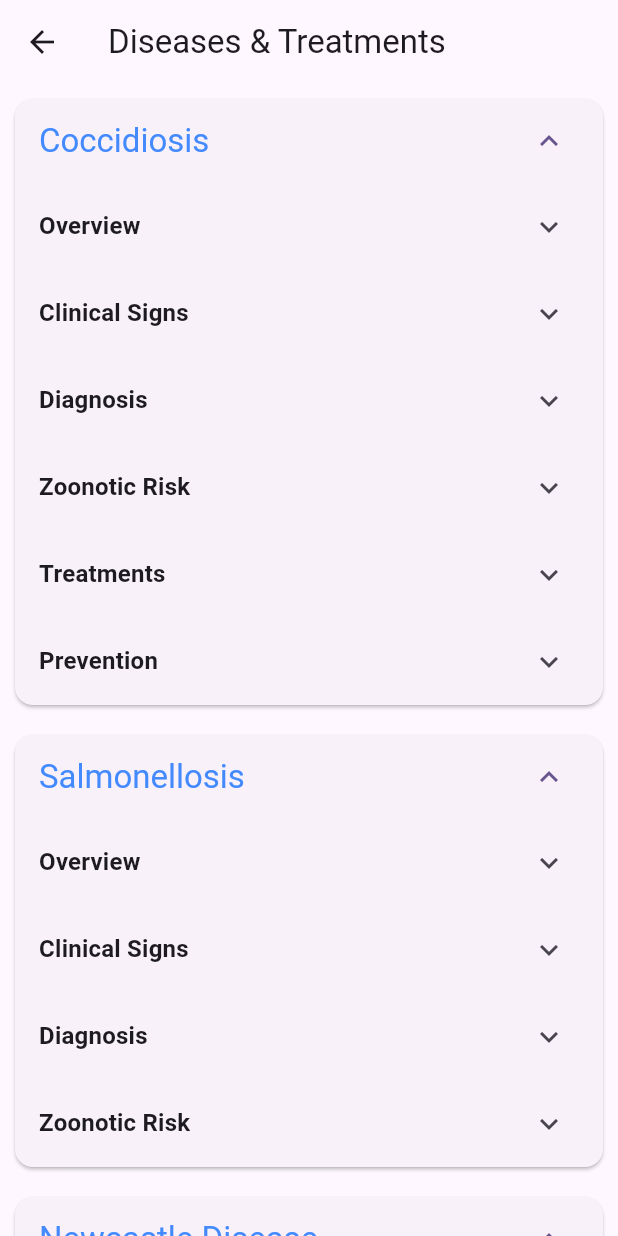
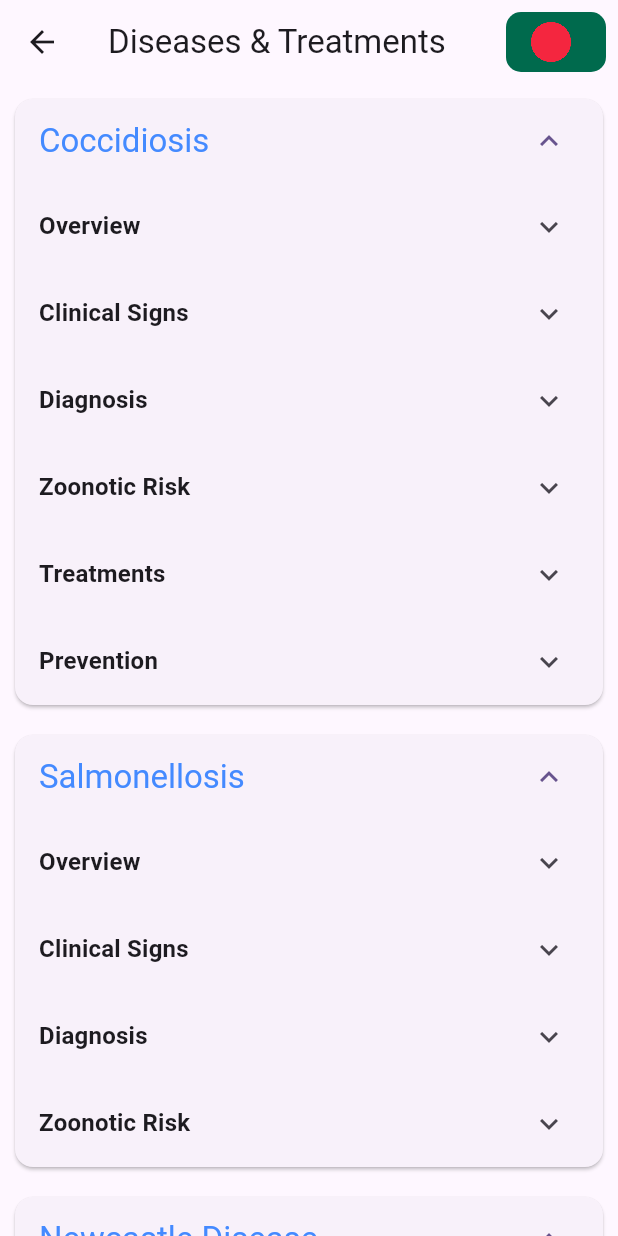
Before and after one commit to shahindiu16/poultrypal, a Flutter app: the DiseasesPage screen opened directly, on a phone screen of 412 x 824 dp. Run offline on Flutter 3.47's test engine with Material 3 defaults, Android fonts, the light colour scheme and no system bars; our stand-ins replace firebase_core, firebase_messaging, flutter_expandable_fab, flutter_local_notifications, google_mobile_ads, image_picker; accounts and stored records are empty; generated files the repository leaves out were written again.

Commit message:
minor refactor

```diff
--- a/lib/components/section.dart
+++ b/lib/components/section.dart
@@ -1,5 +1,5 @@
 import 'package:flutter/material.dart';
-import 'package:poultrypal/pages/info.dart';
+import 'package:poultrypal/pages/info/info.dart';
 
 class Section extends StatelessWidget {
   final String title;
--- a/lib/l10n/app_bn.arb
+++ b/lib/l10n/app_bn.arb
@@ -3,6 +3,8 @@
   "homeCardDiseases": "রোগসমূহ",
   "homeCardDiseasesTitle": "রোগসমূহ এবং চিকিৎসা",
   "homeCardMedicines": "ওষুধ",
+
+  "imagePreview":  "ছবির পূর্বরূপ",
   "infoPageSection1": "গোপনীয়তা নীতি",
   "infoPageSection1General": "সাধারণ",
   "infoPageSection1General1": "(১) এই ব্যবহার শর্তাবলী পোল্ট্রি পাল এবং পোল্ট্রি পাল দ্বারা সফ্টওয়্যার-এজ-এ-সার্ভিস (SaaS) সমাধান হিসাবে প্রদত্ত পশুস্বাস্থ্য বিশ্লেষণ সফ্টওয়্যারের ব্যবহারকারীদের মধ্যকার সমস্ত চুক্তিকে পরিচালনা করে। এতে সংশ্লিষ্ট ওয়েবসাইট, প্ল্যাটফর্ম, পরিষেবা, অ্যাপ্লিকেশন এবং ফাংশন অন্তর্ভুক্ত রয়েছে। এই শর্তাবলীতে, ‘ব্যবহারকারী’ বলতে বাংলাদেশের সিভিল আইনের অধীনে তথ্য ও যোগাযোগ প্রযুক্তি আইন, ২০০৬ এর দ্বারা সংজ্ঞায়িত উদ্যোক্তাদের বোঝায়। এই ব্যবহার শর্তাবলী পক্ষদের মধ্যকার চুক্তি গঠন করে বা যদি অতিরিক্ত চুক্তি থাকে তবে প্রতিটি ব্যবহারকারী চুক্তির অবিচ্ছেদ্য অংশ হয়ে ওঠে।",
--- a/lib/l10n/app_en.arb
+++ b/lib/l10n/app_en.arb
@@ -3,6 +3,10 @@
   "homeCardDiseases": "Diseases",
   "homeCardDiseasesTitle": "Diseases & Treatments",
   "homeCardMedicines": "Medicines",
+  "imagePreview":"Image Preview",
+
+
+
   "infoPageSection1": "Privacy Policy",
   "infoPageSection1General": "General",
   "infoPageSection1General1": "(1) These Terms of Use govern all agreements between Poultry Pal and users of the livestock health analysis software provided by Poultry Pal as a software-as-a-service (SaaS) solution. This includes associated websites, platforms, services, applications, and functions. In these terms, ‘users’ refer to entrepreneurs as defined by the ICT Act of 2006 under Bangladesh civil law. These Terms of Use constitute the contract between the parties or, if additional contracts exist, become an integral part of each user agreement.",
--- a/lib/main.dart
+++ b/lib/main.dart
@@ -2,14 +2,14 @@ import 'package:firebase_core/firebase_core.dart';
 import 'package:firebase_messaging/firebase_messaging.dart';
 import 'package:flutter/foundation.dart';
 import 'package:flutter/material.dart';
-// import 'package:google_mobile_ads/google_mobile_ads.dart';
+import 'package:google_mobile_ads/google_mobile_ads.dart';
 import 'package:poultrypal/firebase_options.dart';
 import 'package:poultrypal/splash.dart';
 import 'package:flutter_gen/gen_l10n/app_localizations.dart';
 
 void main() async {
   WidgetsFlutterBinding.ensureInitialized();
-  // MobileAds.instance.initialize();
+  MobileAds.instance.initialize();
   await Firebase.initializeApp(options: DefaultFirebaseOptions.currentPlatform);
   await FirebaseMessaging.instance.requestPermission();
   // Set the background messaging handler early on, as a named top-level function
--- /dev/null
+++ b/lib/pages/components/lang_change.dart
@@ -0,0 +1,40 @@
+import 'package:flutter/material.dart';
+import 'package:flutter_gen/gen_l10n/app_localizations.dart';
+import 'package:poultrypal/gen/assets.gen.dart';
+import 'package:poultrypal/main.dart';
+
+class LangChangeBtn extends StatefulWidget {
+  const LangChangeBtn({super.key});
+
+  @override
+  State<LangChangeBtn> createState() => _LangChangeBtnState();
+}
+
+class _LangChangeBtnState extends State<LangChangeBtn> {
+  bool isUsa = true;
+
+  String getLocalString() => isUsa ? "en" : "bn";
+
+  @override
+  Widget build(BuildContext context) {
+    var t = AppLocalizations.of(context)!;
+    final Locale locale = Localizations.localeOf(context);
+    return IconButton(
+      onPressed: () {
+        setState(() {
+          isUsa = !isUsa;
+        });
+        MyApp.setLocale(context, Locale(getLocalString()));
+      },
+      icon: AnimatedContainer(
+        duration: Durations.medium2,
+        child: ClipRRect(
+          borderRadius: BorderRadius.all(Radius.circular(10)),
+          child: isUsa
+              ? Assets.img.banglaFlag.image()
+              : Assets.img.usaFlag.image(),
+        ),
+      ),
+    );
+  }
+}
--- a/lib/pages/diseases.dart
+++ b/lib/pages/meds/diseases.dart
@@ -1,6 +1,7 @@
 import 'package:flutter/material.dart';
 import 'package:flutter_gen/gen_l10n/app_localizations.dart';
 import 'package:poultrypal/models/diseases_model.dart';
+import 'package:poultrypal/pages/components/lang_change.dart';
 
 class DiseasesPage extends StatelessWidget {
   const DiseasesPage({super.key});
@@ -14,6 +15,9 @@ class DiseasesPage extends StatelessWidget {
     return Scaffold(
       appBar: AppBar(
         title: Text(i10.homeCardDiseasesTitle),
+        actions: [
+          LangChangeBtn(),
+        ],
       ),
       body: ListView.builder(
         itemCount: diseases.length,
```
Also changed, not shown: lib/pages/home/home.dart (renamed from lib/pages/home.dart, +10 -3 lines), lib/pages/info/info.dart (renamed from lib/pages/info.dart, +11 -0 lines), lib/pages/meds/medcine.dart (renamed from lib/pages/medcine.dart, +15 -4 lines), lib/pages/meds/image_clf.dart (added).
